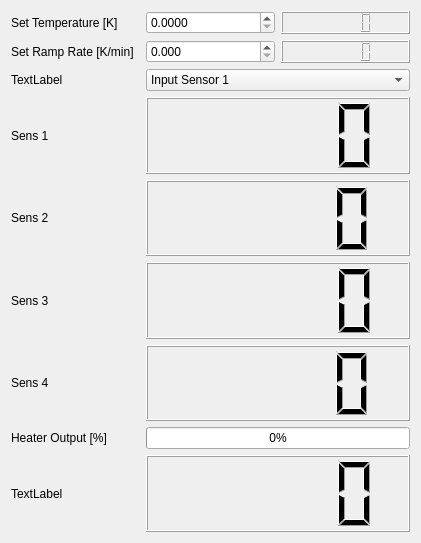
First picture: the form in LakeShore/LakeShore350_control.ui, repository Cryostat-GUI/Cryostat-GUI, before the edit.
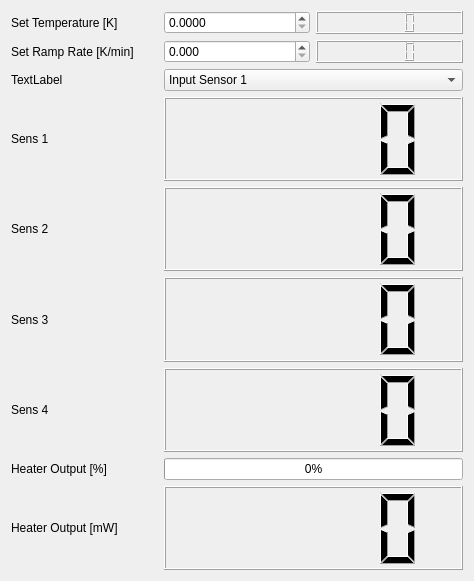
Second picture: the form after the edit.

```diff
--- a/LakeShore/LakeShore350_control.ui
+++ b/LakeShore/LakeShore350_control.ui
@@ -6,16 +6,31 @@
    <rect>
     <x>0</x>
     <y>0</y>
-    <width>421</width>
-    <height>543</height>
+    <width>474</width>
+    <height>581</height>
    </rect>
   </property>
   <property name="windowTitle">
    <string>LakeShore 350 Control</string>
   </property>
-  <layout class="QGridLayout" name="gridLayout_2" rowstretch="5,0">
-   <item row="0" column="0">
-    <layout class="QGridLayout" name="gridLayout">
+  <layout class="QGridLayout" name="gridLayout_2">
+   <item row="0" column="1">
+    <widget class="QDoubleSpinBox" name="spinSetTemp_K">
+     <property name="decimals">
+      <number>4</number>
+     </property>
+     <property name="maximum">
+      <double>300.000000000000000</double>
+     </property>
+    </widget>
+   </item>
+   <item row="8" column="0">
+    <widget class="QLabel" name="label_9">
+     <property name="text">
+      <string>Heater Output [mW]</string>
+     </property>
+    </widget>
+   </item>
      <item row="4" column="0">
       <widget class="QLabel" name="label_3">
        <property name="text">
@@ -23,6 +38,20 @@
        </property>
       </widget>
      </item>
+   <item row="1" column="0">
+    <widget class="QLabel" name="label_4">
+     <property name="text">
+      <string>Set Ramp Rate [K/min]</string>
+     </property>
+    </widget>
+   </item>
+   <item row="2" column="0">
+    <widget class="QLabel" name="label_8">
+     <property name="text">
+      <string>TextLabel</string>
+     </property>
+    </widget>
+   </item>
      <item row="0" column="0">
       <widget class="QLabel" name="label">
        <property name="text">
@@ -30,6 +59,13 @@
        </property>
       </widget>
      </item>
+   <item row="7" column="0">
+    <widget class="QLabel" name="label_5">
+     <property name="text">
+      <string>Heater Output [%]</string>
+     </property>
+    </widget>
+   </item>
      <item row="5" column="0">
       <widget class="QLabel" name="label_6">
        <property name="text">
@@ -37,39 +73,6 @@
        </property>
       </widget>
      </item>
-     <item row="0" column="2">
-      <widget class="QLCDNumber" name="lcdSetTemp_K"/>
-     </item>
-     <item row="8" column="0">
-      <widget class="QLabel" name="label_5">
-       <property name="text">
-        <string>Heater Output [%]</string>
-       </property>
-      </widget>
-     </item>
-     <item row="0" column="1">
-      <widget class="QDoubleSpinBox" name="spinSetTemp_K">
-       <property name="decimals">
-        <number>4</number>
-       </property>
-       <property name="maximum">
-        <double>300.000000000000000</double>
-       </property>
-      </widget>
-     </item>
-     <item row="3" column="0">
-      <widget class="QLabel" name="label_2">
-       <property name="text">
-        <string>Sens 1</string>
-       </property>
-      </widget>
-     </item>
-     <item row="3" column="1" colspan="2">
-      <widget class="QLCDNumber" name="lcdSensor1_K"/>
-     </item>
-     <item row="4" column="1" colspan="2">
-      <widget class="QLCDNumber" name="lcdSensor2_K"/>
-     </item>
      <item row="6" column="0">
       <widget class="QLabel" name="label_7">
        <property name="text">
@@ -77,26 +80,29 @@
        </property>
       </widget>
      </item>
-     <item row="5" column="1" colspan="2">
-      <widget class="QLCDNumber" name="lcdSensor3_K"/>
-     </item>
-     <item row="6" column="1" colspan="2">
-      <widget class="QLCDNumber" name="lcdSensor4_K"/>
-     </item>
-     <item row="1" column="0">
-      <widget class="QLabel" name="label_4">
+   <item row="3" column="0">
+    <widget class="QLabel" name="label_2">
        <property name="text">
-        <string>Set Ramp Rate [K/min]</string>
+      <string>Sens 1</string>
        </property>
       </widget>
      </item>
-     <item row="2" column="0">
-      <widget class="QLabel" name="label_8">
-       <property name="text">
-        <string>TextLabel</string>
-       </property>
-      </widget>
-     </item>
+   <item row="0" column="2">
+    <widget class="QLCDNumber" name="lcdSetTemp_K"/>
+   </item>
+   <item row="1" column="1">
+    <widget class="QDoubleSpinBox" name="spinSetRampRate_Kpmin">
+     <property name="decimals">
+      <number>3</number>
+     </property>
+     <property name="maximum">
+      <double>100.000000000000000</double>
+     </property>
+    </widget>
+   </item>
+   <item row="1" column="2">
+    <widget class="QLCDNumber" name="lcdSetRampRate_Kpmin"/>
+   </item>
      <item row="2" column="1" colspan="2">
       <widget class="QComboBox" name="comboSetInput_Sensor">
        <item>
@@ -121,37 +127,27 @@
        </item>
       </widget>
      </item>
-     <item row="1" column="2">
-      <widget class="QLCDNumber" name="lcdSetRampRate_Kpmin"/>
-     </item>
-     <item row="1" column="1">
-      <widget class="QDoubleSpinBox" name="spinSetRampRate_Kpmin">
-       <property name="decimals">
-        <number>3</number>
-       </property>
-       <property name="maximum">
-        <double>100.000000000000000</double>
-       </property>
-      </widget>
-     </item>
      <item row="8" column="1" colspan="2">
+    <widget class="QLCDNumber" name="lcdHeaterOutput_mW"/>
+   </item>
+   <item row="7" column="1" colspan="2">
       <widget class="QProgressBar" name="progressHeaterOutput_percentage">
        <property name="value">
         <number>0</number>
        </property>
       </widget>
      </item>
-     <item row="9" column="0">
-      <widget class="QLabel" name="label_9">
-       <property name="text">
-        <string>TextLabel</string>
-       </property>
-      </widget>
-     </item>
-     <item row="9" column="1" colspan="2">
-      <widget class="QLCDNumber" name="lcdHeaterOutput_mW"/>
-     </item>
-    </layout>
+   <item row="6" column="1" colspan="2">
+    <widget class="QLCDNumber" name="lcdSensor4_K"/>
+   </item>
+   <item row="5" column="1" colspan="2">
+    <widget class="QLCDNumber" name="lcdSensor3_K"/>
+   </item>
+   <item row="4" column="1" colspan="2">
+    <widget class="QLCDNumber" name="lcdSensor2_K"/>
+   </item>
+   <item row="3" column="1" colspan="2">
+    <widget class="QLCDNumber" name="lcdSensor1_K"/>
    </item>
   </layout>
  </widget>
```
Lines whose indentation alone changed are shown as unchanged.
